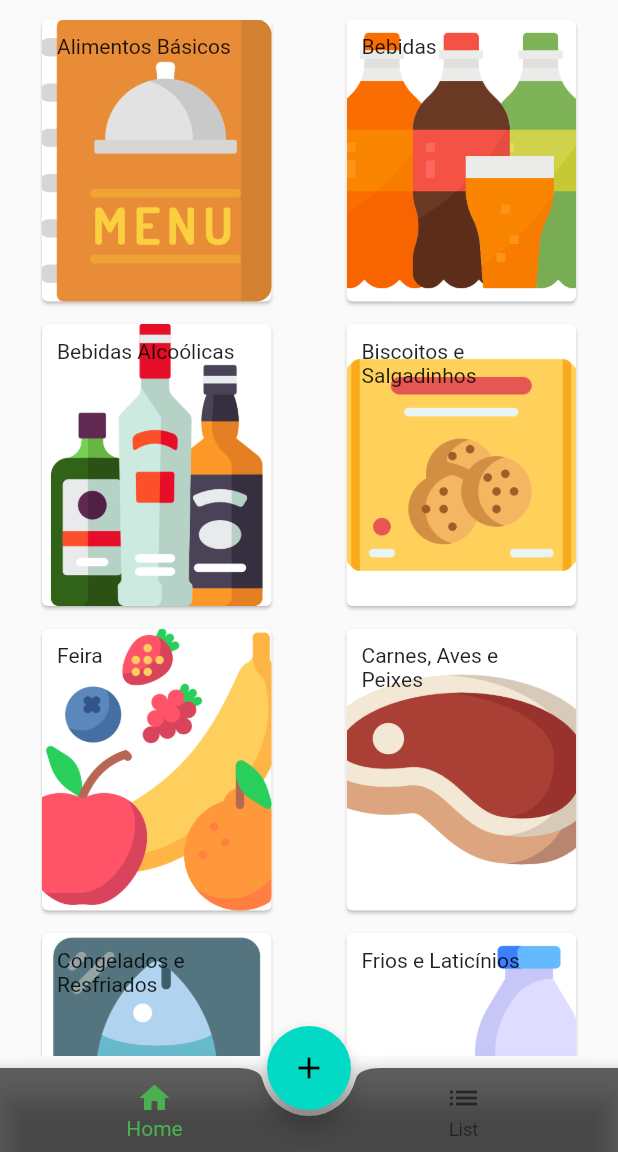
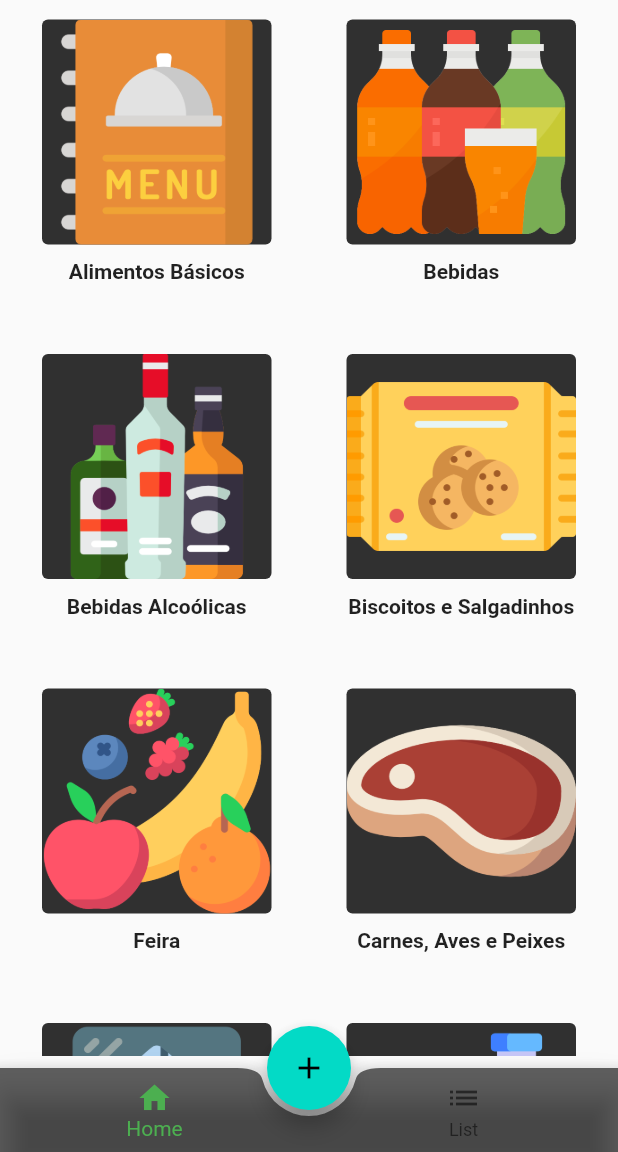
Before and after one commit to Emanuel-DSC/QuickGrid, a Flutter app: the screen it shows after launch, on a phone screen of 412 x 824 dp, the part 84-1236 px from its top. Run offline on Flutter 3.47's test engine with Material 2 defaults, Android fonts, the light colour scheme and no system bars; our stand-ins replace get_storage, google_fonts, shared_preferences, swipe_to.

Commit message:
FIX - CategoryCard Image

```diff
--- a/lib/lists.dart
+++ b/lib/lists.dart
@@ -10,7 +10,7 @@ List categorias = [
   'Congelados e Resfriados',
   'Frios e Laticínios',
   'Leites e Iogurtes',
-  'Molhos, Condimentos e Conservas',
+  'Molhos e Condimentos',
   'Padaria',
   'Doces e Sobremesas',
   'Higiene',
@@ -49,7 +49,7 @@ final Map<String, List<CategoryItem>> categoryMap = {
     'Congelados e Resfriados': listaCongeladosResfriados,
     'Frios e Laticínios': listaFriosLaticinios,
     'Leites e Iogurtes': listaLeitesIogurtes,
-    'Molhos, Condimentos e Conservas': listaMolhosCondimentosConservas,
+    'Molhos e Condimentos e Conservas': listaMolhosCondimentosConservas,
     'Padaria': listaPadaria,
     'Doces e Sobremesas': listaDocesSobremesas,
     'Higiene': listaHigiene,
--- a/lib/pages/home_page.dart
+++ b/lib/pages/home_page.dart
@@ -28,8 +28,8 @@ class MyHomePageState extends State<HomePage> {
             padding: const EdgeInsets.all(8.0),
             child: GridView.builder(
                 gridDelegate: const SliverGridDelegateWithMaxCrossAxisExtent(
-                    maxCrossAxisExtent: 300,
-                    mainAxisSpacing: 10,
+                    maxCrossAxisExtent: 320,
+                    mainAxisSpacing: 30,
                     crossAxisSpacing: 10),
                 itemCount: categorias.length,
                 itemBuilder: (BuildContext context, int index) {
--- a/lib/widgets/categories_card_widget.dart
+++ b/lib/widgets/categories_card_widget.dart
@@ -1,6 +1,7 @@
 // ignore_for_file: must_be_immutable
 
 import 'package:flutter/material.dart';
+import 'package:lista_mercado/constants/padding.dart';
 
 class CategoriesCard extends StatelessWidget {
   VoidCallback onTap;
@@ -16,20 +17,27 @@ class CategoriesCard extends StatelessWidget {
   Widget build(BuildContext context) {
     return GestureDetector(
         onTap: onTap,
-        child: Card(
+        child: Column(
+          children: [
+            Card(
+              color: Colors.grey[850],
+              elevation: 0,
               margin: const EdgeInsets.only(left: 20.0, right: 20.0, top: 5.0),
               child: Container(
-            height: 300,
+                height: 150,
                 width: double.infinity,
                 decoration: BoxDecoration(
                     borderRadius: BorderRadius.circular(10.0),
                     image: DecorationImage(
-                    fit: BoxFit.cover, image: AssetImage(image))),
-            child: Padding(
-              padding: const EdgeInsets.all(10.0),
-              child: Text(text),
+                        fit: BoxFit.fill, image: AssetImage(image))),
               ),
             ),
+            SizedBox(height: kpadding10,),
+             Text(text,
+            textAlign: TextAlign.center,
+            style: const TextStyle(fontWeight: FontWeight.w700,
+            fontSize: 14),),
+          ],
         ));
   }
 }
```
Lines whose indentation alone changed are shown as unchanged.
